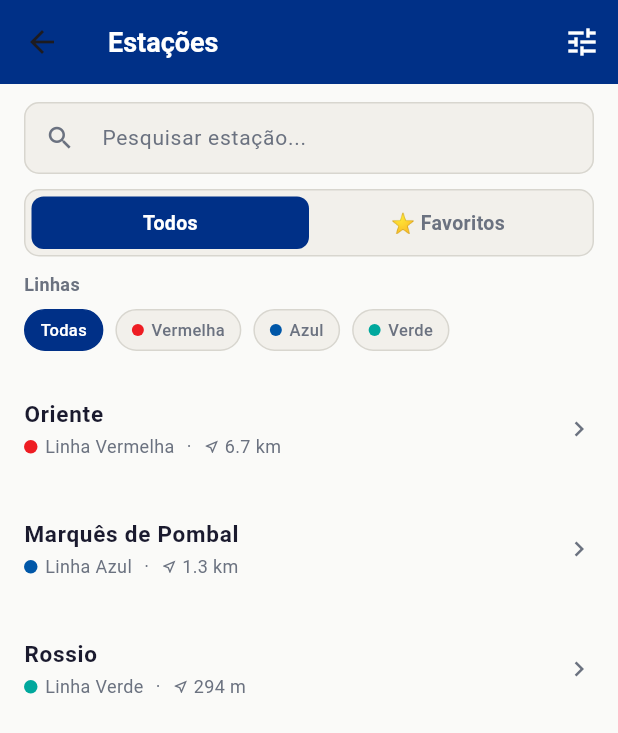
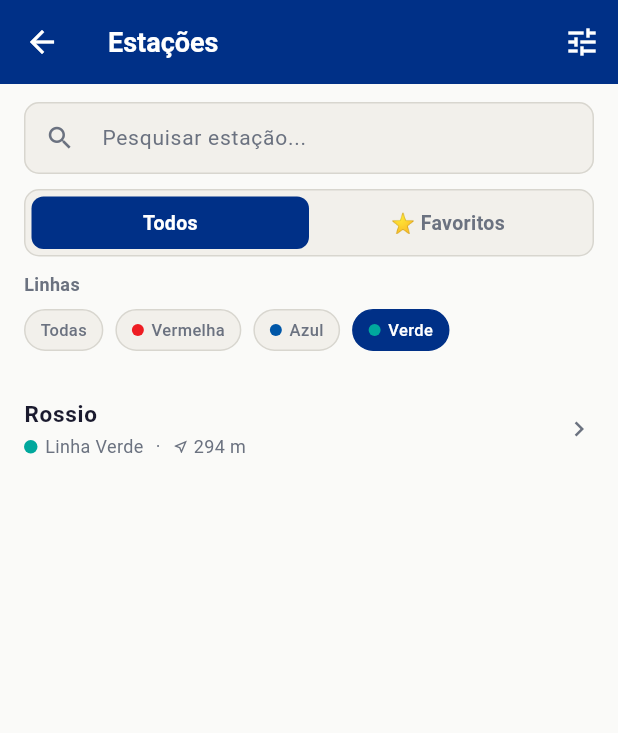
Before and after one commit to DcRPt/lisbon-subway, a Flutter app: the screen it shows after launch, after a tap on "Verde", on a phone screen of 412 x 824 dp. Shown: the top 733 px of the screen. Run offline on Flutter 3.47's test engine with Material 3 defaults, Android fonts, the phone set to English and light mode, and no system bars; missing offline and left inert: testable_form_field.

Commit message:
added navigators and back arrow

```diff
--- a/lib/screens/dashboard_screen.dart
+++ b/lib/screens/dashboard_screen.dart
@@ -1,9 +1,9 @@
 import 'package:cmproject/data/app_colors.dart';
 import 'package:cmproject/data/metro_repository.dart';
 import 'package:cmproject/models/station.dart';
+import 'package:cmproject/screens/station_detail_screen.dart';
 import 'package:flutter/material.dart';
 import 'package:provider/provider.dart';
-import 'package:cmproject/screens/station_detail_screen.dart';
 
 import 'list_screen.dart';
 
@@ -51,7 +51,7 @@ class DashboardScreen extends StatelessWidget {
         child: ListView(
           padding: const EdgeInsets.all(16),
           children: [
-            _section('LINE STATUS', _networkGrid(context, lineDisrupted)),
+            _section('NETWORK STATUS', _networkGrid(context, lineDisrupted)),
             const SizedBox(height: 20),
             _section('NEAREST STATION', _stationCard(context, nearest)),
             const SizedBox(height: 20),
@@ -153,7 +153,7 @@ class DashboardScreen extends StatelessWidget {
       key: Key('dashboard-line-card-$lineName'),
       borderRadius: BorderRadius.circular(16),
       onTap: () => Navigator.of(context).push(MaterialPageRoute(
-        builder: (_) => const ListScreen(),
+        builder: (_) => ListScreen(initialLine: lineName),
       )),
       child: Container(
         padding: const EdgeInsets.symmetric(horizontal: 10, vertical: 10),
--- a/lib/screens/list_screen.dart
+++ b/lib/screens/list_screen.dart
@@ -90,7 +90,8 @@ class _Filters {
 }
 
 class ListScreen extends StatefulWidget {
-  const ListScreen({super.key});
+  final String? initialLine;
+  const ListScreen({super.key, this.initialLine});
 
   @override
   State<ListScreen> createState() => _ListScreenState();
@@ -103,6 +104,14 @@ class _ListScreenState extends State<ListScreen> {
   String? _selectedLine;
   final _filters = _Filters();
   bool _favoritesOnly = false;
+
+  @override
+  void initState() {
+    super.initState();
+    if (widget.initialLine != null) {
+      _selectedLine = widget.initialLine;
+    }
+  }
 
   @override
   void dispose() {
@@ -637,6 +646,12 @@ class _ListScreenState extends State<ListScreen> {
       appBar: AppBar(
         backgroundColor: AppColors.kNavyBlue,
         elevation: 0,
+        automaticallyImplyLeading: false,
+        leading: Navigator.canPop(context)
+            ? IconButton(
+          icon: const Icon(Icons.arrow_back, color: Colors.white),
+          onPressed: () => Navigator.of(context).pop(),
+        ) : null,
         title: const Text('Estações',
             style: TextStyle(color: Colors.white, fontSize: 18, fontWeight: FontWeight.w700)),
         actions: [
```
